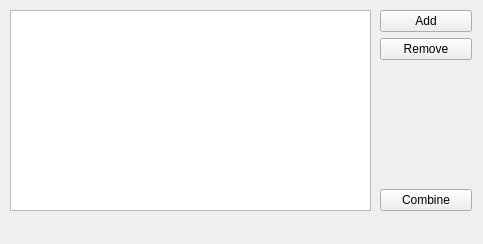
First picture: the form in mainwindow.ui, repository colealbrecht/pdfmerge, before the edit.
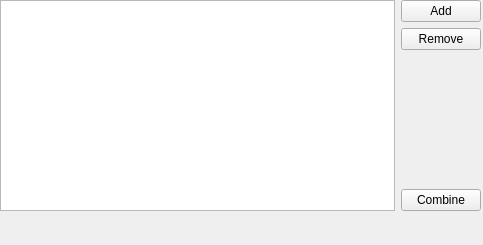
Second picture: the form after the edit. Icons and pictures are not drawn.

Commit message: cleaned up mainwindow.py, added comments and fixed the window size.

Patch:
```diff
--- a/mainwindow.ui
+++ b/mainwindow.ui
@@ -7,19 +7,19 @@
     <x>0</x>
     <y>0</y>
     <width>483</width>
-    <height>244</height>
+    <height>245</height>
    </rect>
   </property>
   <property name="sizePolicy">
-   <sizepolicy hsizetype="Fixed" vsizetype="Fixed">
+   <sizepolicy hsizetype="Expanding" vsizetype="Expanding">
     <horstretch>0</horstretch>
     <verstretch>0</verstretch>
    </sizepolicy>
   </property>
   <property name="minimumSize">
    <size>
-    <width>483</width>
-    <height>244</height>
+    <width>480</width>
+    <height>245</height>
    </size>
   </property>
   <property name="windowTitle">
@@ -42,12 +42,14 @@
    <widget class="QWidget" name="layoutWidget">
     <property name="geometry">
      <rect>
-      <x>380</x>
-      <y>10</y>
-      <width>92</width>
-      <height>201</height>
+      <x>0</x>
+      <y>0</y>
+      <width>481</width>
+      <height>211</height>
      </rect>
     </property>
+    <layout class="QGridLayout" name="gridLayout">
+     <item row="0" column="1">
     <layout class="QVBoxLayout" name="verticalLayout">
      <item>
       <widget class="QPushButton" name="btnAdd">
@@ -84,16 +86,9 @@
       </widget>
      </item>
     </layout>
-   </widget>
+     </item>
+     <item row="0" column="0">
    <widget class="QListWidget" name="lstFiles">
-    <property name="geometry">
-     <rect>
-      <x>10</x>
-      <y>10</y>
-      <width>361</width>
-      <height>201</height>
-     </rect>
-    </property>
     <property name="sizePolicy">
      <sizepolicy hsizetype="Expanding" vsizetype="Expanding">
       <horstretch>0</horstretch>
@@ -128,6 +123,9 @@
      <enum>QListView::Fixed</enum>
     </property>
    </widget>
+     </item>
+    </layout>
+   </widget>
   </widget>
   <widget class="QStatusBar" name="statusbar">
    <property name="sizeGripEnabled">
```
Left out of the diff: 8 changed lines with no effect on the pictures. Lines whose indentation alone changed are shown as unchanged. The commit also changes 1 other file.
